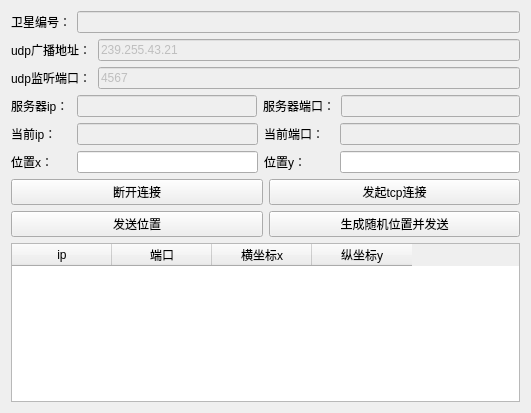
The window that client.ui (VictorySong/ls) describes before a commit, drawn with Qt 5.
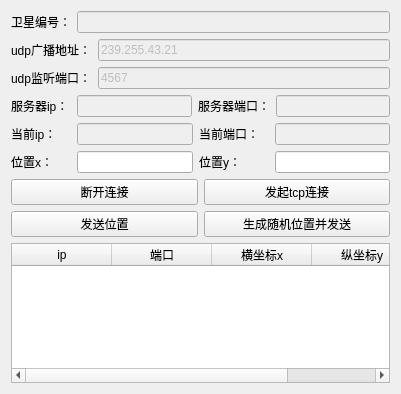
The same window after the commit.

```diff
--- a/client.ui
+++ b/client.ui
@@ -6,8 +6,8 @@
    <rect>
     <x>0</x>
     <y>0</y>
-    <width>531</width>
-    <height>413</height>
+    <width>401</width>
+    <height>394</height>
    </rect>
   </property>
   <property name="windowTitle">
```
